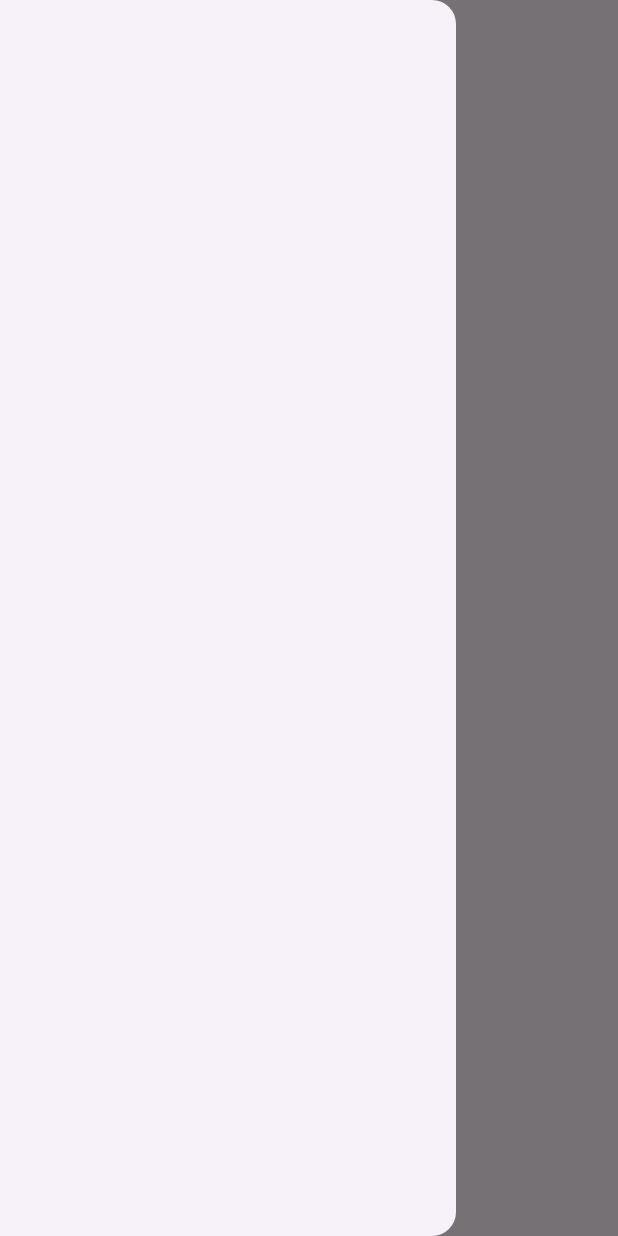
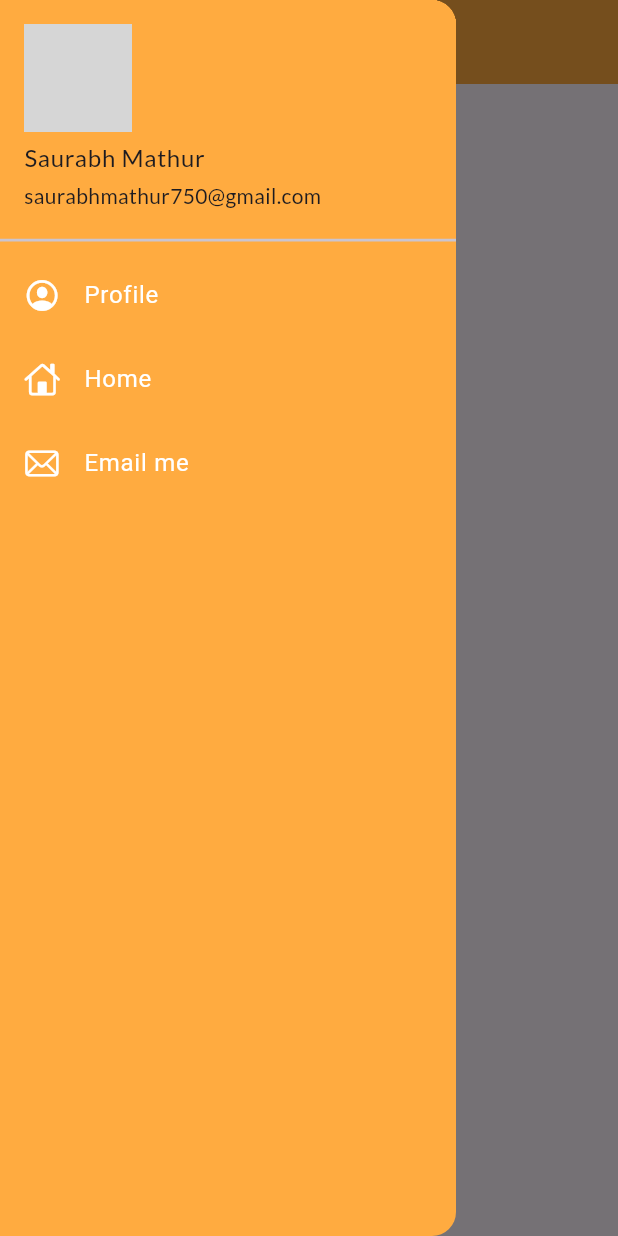
Before and after one commit to mathur750/Catalog_App, a Flutter app: the screen it shows after launch, with the side drawer open, on a phone screen of 412 x 824 dp. Run offline on Flutter 3.47's test engine with Material 3 defaults, Android fonts, the phone set to English and light mode, and no system bars; our stand-ins replace google_fonts; network calls fail; grey boxes are pictures that could not be loaded.

Commit message:
day-7 completed

```diff
--- a/lib/main.dart
+++ b/lib/main.dart
@@ -13,9 +13,8 @@ class MyApp extends StatelessWidget {
   Widget build(BuildContext context) {
     return MaterialApp(
       themeMode: ThemeMode.light,
-      darkTheme: ThemeData(brightness: Brightness.dark),
       theme: ThemeData(
-        primaryColor: Colors.grey,
+        primaryColor: Colors.blueAccent,
         // fontFamily: GoogleFonts.lato(),
         primaryTextTheme: GoogleFonts.latoTextTheme(),
       ),
--- a/lib/pages/home_page.dart
+++ b/lib/pages/home_page.dart
@@ -1,4 +1,5 @@
 import 'package:flutter/material.dart';
+import 'package:flutter_tut/widgets/drawer.dart';
 
 class HomePage extends StatelessWidget {
   final int days = 30;
@@ -8,6 +9,7 @@ class HomePage extends StatelessWidget {
   Widget build(BuildContext context) {
     return Scaffold(
         appBar: AppBar(
+          backgroundColor: Colors.orangeAccent,
           title: const Center(child: Text('Catalog App')),
         ),
         body: Center(
@@ -15,7 +17,6 @@ class HomePage extends StatelessWidget {
             child: Text("Welcoe to 30 days of flutter"),
           ),
         ),
-      drawer: Drawer(),
-    );
+        drawer: MyDrawer());
   }
 }
--- a/lib/pages/login_page.dart
+++ b/lib/pages/login_page.dart
@@ -122,7 +122,7 @@ class _LoginPageState extends State<LoginPage> {
                                       fontSize: 15),
                                 ),
                           decoration: BoxDecoration(
-                            color: Colors.deepPurpleAccent,
+                            color: Colors.blueAccent,
                             borderRadius:
                                 BorderRadius.circular(changeButton ? 20 : 8),
                           ),
--- /dev/null
+++ b/lib/widgets/drawer.dart
@@ -0,0 +1,60 @@
+import 'package:flutter/cupertino.dart';
+import 'package:flutter/material.dart';
+
+class MyDrawer extends StatelessWidget {
+  MyDrawer({super.key});
+  final imageUrl =
+      "https:th.bing.com/th/id/OSK.HERObURWeNzdo9aDPplozDf1RFbJS_LLWO-CxJxtFCL1gZw?rs=1&pid=ImgDetMain";
+
+  @override
+  Widget build(BuildContext context) {
+    return Drawer(
+        backgroundColor: Colors.orangeAccent,
+        child: ListView(
+          padding: EdgeInsets.zero,
+          children: const [
+            DrawerHeader(
+                padding: EdgeInsets.zero,
+                child: UserAccountsDrawerHeader(
+                  decoration: BoxDecoration(color: Colors.orangeAccent),
+                  margin: EdgeInsets.zero,
+                  accountName: Text("Saurabh Mathur"),
+                  accountEmail: Text("saurabhmathur750@gmail.com"),
+                  currentAccountPicture: CircleAvatar(
+                    backgroundImage: NetworkImage("imageUrl"),
+                  ),
+                )),
+            ListTile(
+              leading: Icon(
+                CupertinoIcons.profile_circled,
+                color: Colors.white,
+              ),
+              title: Text(
+                "Profile",
+                style: TextStyle(color: Colors.white),
+              ),
+            ),
+            ListTile(
+              leading: Icon(
+                CupertinoIcons.home,
+                color: Colors.white,
+              ),
+              title: Text(
+                "Home",
+                style: TextStyle(color: Colors.white),
+              ),
+            ),
+            ListTile(
+              leading: Icon(
+                CupertinoIcons.mail,
+                color: Colors.white,
+              ),
+              title: Text(
+                "Email me",
+                style: TextStyle(color: Colors.white),
+              ),
+            ),
+          ],
+        ));
+  }
+}
```
Lines whose indentation alone changed are shown as unchanged.
